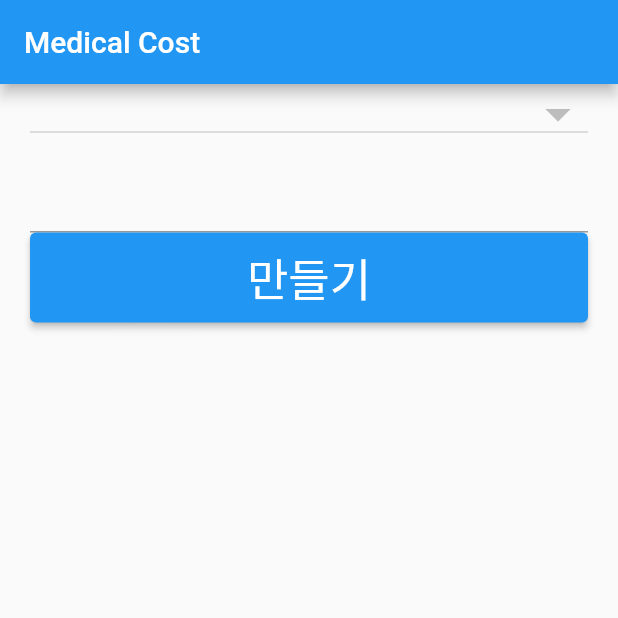
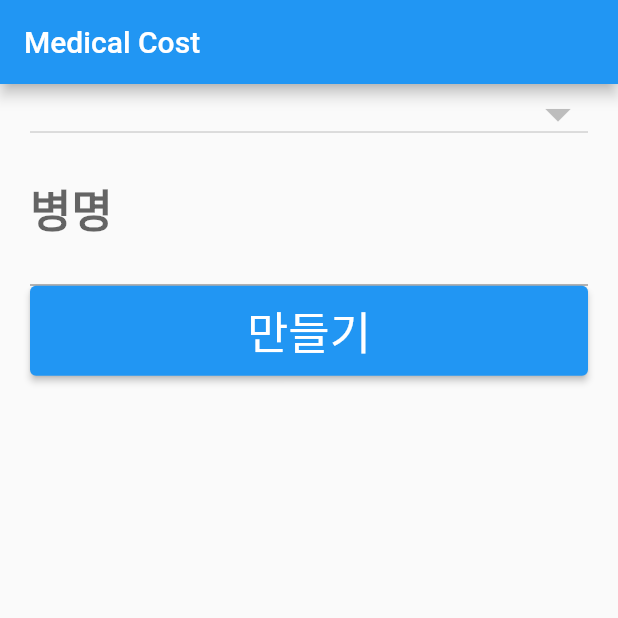
Before and after one commit to uuidcode/medical, a Flutter app: the screen it shows after launch, on a phone screen of 412 x 824 dp, the top half of it. Run offline on Flutter 3.47's test engine with Material 2 defaults, Android fonts, the phone set to English and light mode, and no system bars; our stand-ins replace image_gallery_saver.

Commit message:
hintText

```diff
--- a/lib/main.dart
+++ b/lib/main.dart
@@ -99,6 +99,10 @@ class _MyHomePageState extends State<MyHomePage> {
             }).toList(),
             ),
             TextField(
+              decoration: const InputDecoration(
+                  labelText: "병명",
+                  hintText: "감기"
+              ),
               controller: _controller,
               style: const TextStyle(
                 fontSize: 30,
@@ -107,8 +111,8 @@ class _MyHomePageState extends State<MyHomePage> {
             ElevatedButton(
               onPressed: _incrementCounter,
               style: ElevatedButton.styleFrom(
-                    textStyle: const TextStyle(fontSize: 30),
-                    minimumSize: const Size(200, 60)),
+                  textStyle: const TextStyle(fontSize: 30),
+                  minimumSize: const Size(200, 60)),
               child: const Text("만들기"),
             )
           ],
```
